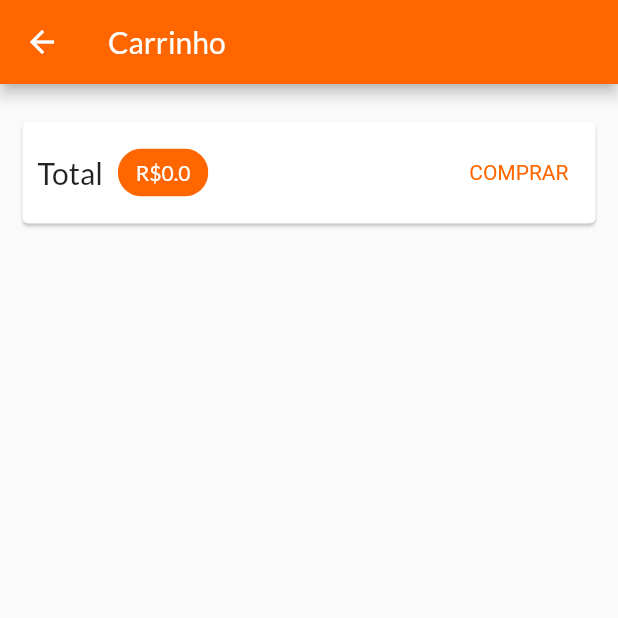
After one commit to MateusLim4/shop_app, a Flutter app: the CartPage screen opened by its route, on a phone screen of 412 x 824 dp, the top half of it. The commit adds this screen. Run offline on Flutter 3.47's test engine with Material 2 defaults, Android fonts, the phone set to English and light mode, and no system bars; our stand-ins replace google_fonts; network calls fail.

Commit message:
feat: Shopping cart page.

```diff
--- a/lib/main.dart
+++ b/lib/main.dart
@@ -2,6 +2,7 @@ import 'package:flutter/material.dart';
 import 'package:google_fonts/google_fonts.dart';
 import 'package:provider/provider.dart';
 import 'package:shop_app/models/product/product_list.dart';
+import 'package:shop_app/pages/cart_page.dart';
 import 'package:shop_app/pages/product_detail_page.dart';
 import 'package:shop_app/pages/products_overview_page.dart';
 import 'package:shop_app/routes/routes.dart';
@@ -35,7 +36,8 @@ class ShopApp extends StatelessWidget {
             fontFamily: GoogleFonts.lato().fontFamily),
         home: const ProductsOverviewPage(),
         routes: {
-          AppRoutes.productDetail: (context) => const ProductDetailPage()
+          AppRoutes.productDetail: (context) => const ProductDetailPage(),
+          AppRoutes.cart: (context) => const CartPage(),
         },
       ),
     );
--- /dev/null
+++ b/lib/pages/cart_page.dart
@@ -0,0 +1,60 @@
+import 'package:flutter/material.dart';
+import 'package:provider/provider.dart';
+import 'package:shop_app/theme/app_theme.dart';
+import 'package:shop_app/widgets/cart_item.dart';
+
+import '../models/cart/cart.dart';
+
+class CartPage extends StatelessWidget {
+  const CartPage({Key? key}) : super(key: key);
+
+  @override
+  Widget build(BuildContext context) {
+    final Cart cart = Provider.of(context);
+    final items = cart.items.values.toList();
+    return Scaffold(
+      appBar: AppBar(
+        title: const Text(
+          "Carrinho",
+        ),
+      ),
+      body: Column(children: [
+        Card(
+          margin: const EdgeInsets.symmetric(horizontal: 15, vertical: 25),
+          child: Padding(
+            padding: const EdgeInsets.all(10),
+            child: Row(
+                mainAxisAlignment: MainAxisAlignment.spaceBetween,
+                children: [
+                  const Text(
+                    "Total",
+                    style: TextStyle(fontSize: 20),
+                  ),
+                  const SizedBox(width: 10),
+                  Chip(
+                    backgroundColor: AppTheme.colors.primary,
+                    label: Text(
+                      "R\$${cart.totalAmount.roundToDouble()}",
+                      style: const TextStyle(color: Colors.white),
+                    ),
+                  ),
+                  const Spacer(),
+                  TextButton(
+                    onPressed: () {},
+                    style: TextButton.styleFrom(
+                        textStyle: TextStyle(color: AppTheme.colors.primary)),
+                    child: const Text("COMPRAR"),
+                  )
+                ]),
+          ),
+        ),
+        Expanded(
+          child: ListView.builder(
+              itemCount: items.length,
+              itemBuilder: (context, index) =>
+                  CartItemWidget(cartItem: items[index])),
+        )
+      ]),
+    );
+  }
+}
--- a/lib/pages/products_overview_page.dart
+++ b/lib/pages/products_overview_page.dart
@@ -1,5 +1,6 @@
 import 'package:flutter/material.dart';
 import 'package:provider/provider.dart';
+import 'package:shop_app/routes/routes.dart';
 import '../models/cart/cart.dart';
 import '../widgets/badge.dart';
 import '../widgets/product_grid.dart';
@@ -48,7 +49,9 @@ class _ProductsOverviewPageState extends State<ProductsOverviewPage> {
           ),
           Consumer<Cart>(
             child: IconButton(
-              onPressed: () {},
+              onPressed: () {
+                Navigator.of(context).pushNamed(AppRoutes.cart);
+              },
               icon: const Icon(Icons.shopping_cart),
             ),
             builder: (context, cart, child) =>
--- a/lib/routes/routes.dart
+++ b/lib/routes/routes.dart
@@ -1,3 +1,4 @@
 class AppRoutes {
   static const productDetail = '/product-detail';
+  static const cart = '/cart';
 }
```
Also changed, not shown: lib/widgets/cart_item.dart (added, +51 -0 lines).
